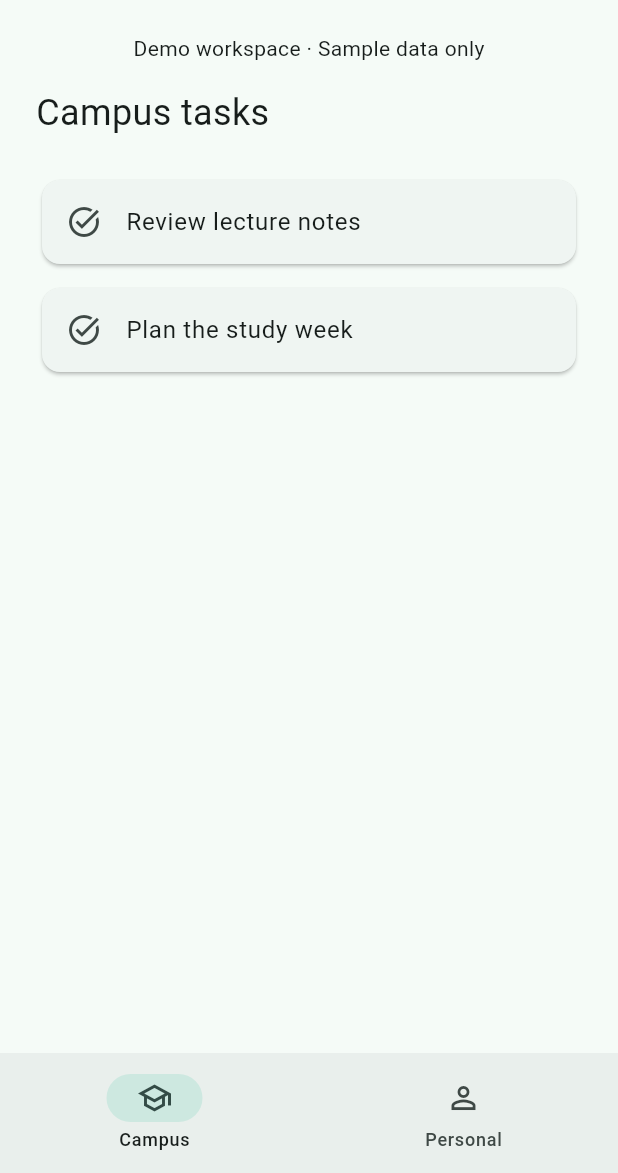
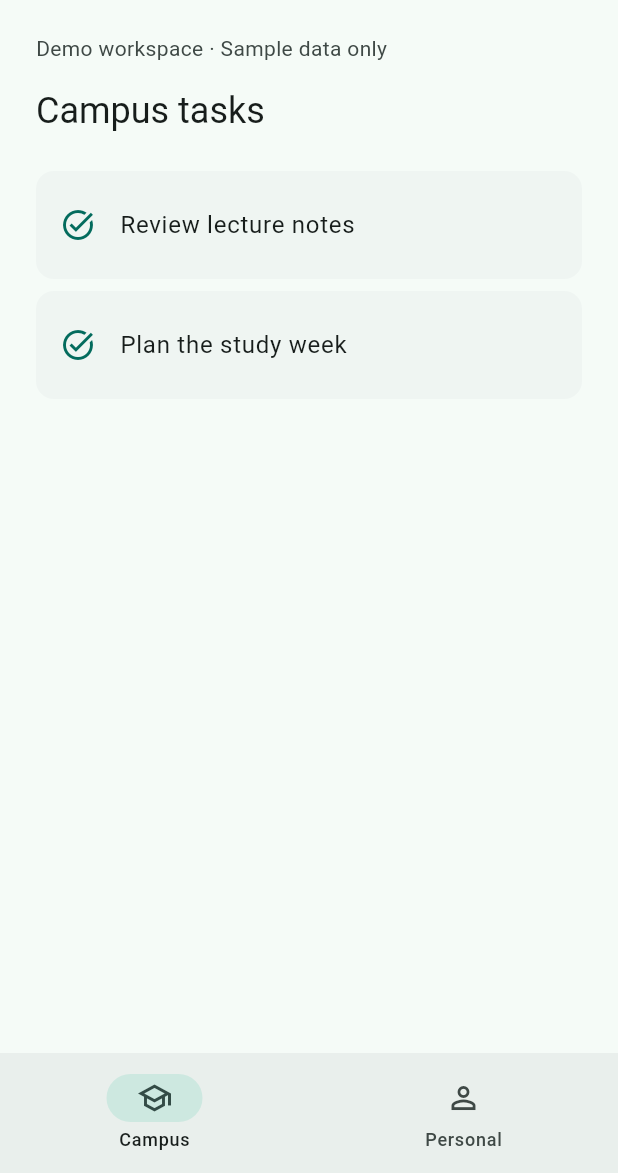
Before and after one commit to shadow9-1-1/Tarteeb, a Flutter app: the screen it shows after launch, on a phone screen of 412 x 824 dp, the part 63-1236 px from its top. Run offline on Flutter 3.47's test engine with Material 3 defaults, Android fonts, the phone set to English and light mode, and no system bars; our stand-ins replace flutter_riverpod.

Commit message:
Create reusable Material 3 theme and design tokens #6

```diff
--- /dev/null
+++ b/TheCode/devtools_options.yaml
@@ -0,0 +1,3 @@
+description: This file stores settings for Dart & Flutter DevTools.
+documentation: https://docs.flutter.dev/tools/devtools/extensions#configure-extension-enablement-states
+extensions:
--- a/TheCode/lib/app/home_screen.dart
+++ b/TheCode/lib/app/home_screen.dart
@@ -1,5 +1,6 @@
 import 'package:flutter/material.dart';
 
+import '../core/theme/app_tokens.dart';
 import '../features/campus/presentation/campus_screen.dart';
 import '../features/personal/presentation/personal_screen.dart';
 
@@ -16,26 +17,38 @@ class _HomeScreenState extends State<HomeScreen> {
   int _selectedIndex = 0;
 
   @override
-  Widget build(BuildContext context) => Scaffold(
+  Widget build(BuildContext context) {
+    final theme = Theme.of(context);
+    return Scaffold(
       appBar: AppBar(title: const Text('Tarteeb')),
       body: SafeArea(
-      child: Column(
-        children: [
-          Padding(
-            padding: const EdgeInsets.fromLTRB(24, 8, 24, 16),
-            child: Text(widget.workspaceLabel),
+        child: CustomScrollView(
+          key: ValueKey(_selectedIndex),
+          slivers: [
+            SliverToBoxAdapter(
+              child: Padding(
+                padding: const EdgeInsets.fromLTRB(
+                  AppSpacing.page,
+                  AppSpacing.sm,
+                  AppSpacing.page,
+                  AppSpacing.md,
                 ),
-          Expanded(
-            child: _selectedIndex == 0
-                ? const CampusScreen()
-                : const PersonalScreen(),
+                child: Text(
+                  widget.workspaceLabel,
+                  style: theme.textTheme.bodyMedium!.copyWith(
+                    color: theme.colorScheme.onSurfaceVariant,
                   ),
+                ),
+              ),
+            ),
+            _selectedIndex == 0 ? const CampusScreen() : const PersonalScreen(),
           ],
         ),
       ),
       bottomNavigationBar: NavigationBar(
         selectedIndex: _selectedIndex,
-      onDestinationSelected: (index) => setState(() => _selectedIndex = index),
+        onDestinationSelected: (index) =>
+            setState(() => _selectedIndex = index),
         destinations: const [
           NavigationDestination(
             icon: Icon(Icons.school_outlined),
@@ -49,3 +62,4 @@ class _HomeScreenState extends State<HomeScreen> {
       ),
     );
   }
+}
--- a/TheCode/lib/app/tarteeb_app.dart
+++ b/TheCode/lib/app/tarteeb_app.dart
@@ -6,16 +6,20 @@ import 'home_screen.dart';
 class TarteebApp extends StatelessWidget {
   const TarteebApp({
     this.workspaceLabel = 'Demo workspace · Sample data only',
+    this.themeMode = ThemeMode.system,
     super.key,
   });
 
   final String workspaceLabel;
+  final ThemeMode themeMode;
 
   @override
   Widget build(BuildContext context) => MaterialApp(
     title: 'Tarteeb',
     debugShowCheckedModeBanner: false,
     theme: AppTheme.light,
+    darkTheme: AppTheme.dark,
+    themeMode: themeMode,
     home: HomeScreen(workspaceLabel: workspaceLabel),
   );
 }
--- a/TheCode/lib/core/theme/app_theme.dart
+++ b/TheCode/lib/core/theme/app_theme.dart
@@ -1,8 +1,74 @@
 import 'package:flutter/material.dart';
 
+import 'app_tokens.dart';
+
+/// Shared Material 3 foundations. Consume semantic roles via Theme.of(context).
 abstract final class AppTheme {
-  static final light = ThemeData(
-    useMaterial3: true,
-    colorScheme: ColorScheme.fromSeed(seedColor: const Color(0xFF22665A)),
-  );
+  static const _seed = Color(0xFF22665A);
+
+  static final ThemeData light = _build(Brightness.light);
+  static final ThemeData dark = _build(Brightness.dark);
+
+  static ThemeData _build(Brightness brightness) {
+    final colors = ColorScheme.fromSeed(
+      seedColor: _seed,
+      brightness: brightness,
+    );
+    // Keep the complete M3 type scale and platform font fallback, including
+    // locale-specific typography. Do not replace the user's text scaler.
+    final base = ThemeData(useMaterial3: true, colorScheme: colors);
+    return base.copyWith(
+      scaffoldBackgroundColor: colors.surface,
+      appBarTheme: AppBarThemeData(
+        backgroundColor: colors.surface,
+        foregroundColor: colors.onSurface,
+        elevation: AppElevation.level0,
+        scrolledUnderElevation: AppElevation.level1,
+      ),
+      cardTheme: CardThemeData(
+        color: colors.surfaceContainerLow,
+        elevation: AppElevation.level0,
+        margin: EdgeInsets.zero,
+        shape: RoundedRectangleBorder(
+          borderRadius: BorderRadius.circular(AppRadius.md),
+        ),
+      ),
+      listTileTheme: ListTileThemeData(
+        contentPadding: const EdgeInsets.symmetric(
+          horizontal: AppSpacing.md,
+          vertical: AppSpacing.sm,
+        ),
+        iconColor: colors.primary,
+        textColor: colors.onSurface,
+      ),
+      navigationBarTheme: NavigationBarThemeData(
+        backgroundColor: colors.surfaceContainer,
+        indicatorColor: colors.secondaryContainer,
+        elevation: AppElevation.level0,
+      ),
+      filledButtonTheme: FilledButtonThemeData(
+        style: FilledButton.styleFrom(
+          minimumSize: const Size(AppSpacing.xxl, AppSpacing.xxl),
+          padding: const EdgeInsets.symmetric(
+            horizontal: AppSpacing.lg,
+            vertical: AppSpacing.md,
+          ),
+          shape: const StadiumBorder(),
+        ),
+      ),
+      inputDecorationTheme: InputDecorationThemeData(
+        contentPadding: const EdgeInsets.all(AppSpacing.md),
+        border: OutlineInputBorder(
+          borderRadius: BorderRadius.circular(AppRadius.xs),
+        ),
+      ),
+      dialogTheme: DialogThemeData(
+        backgroundColor: colors.surfaceContainerHigh,
+        elevation: AppElevation.level3,
+        shape: RoundedRectangleBorder(
+          borderRadius: BorderRadius.circular(AppRadius.xl),
+        ),
+      ),
+    );
+  }
 }
--- /dev/null
+++ b/TheCode/lib/core/theme/app_tokens.dart
@@ -0,0 +1,31 @@
+/// Layout values in logical pixels. Text sizes come from ThemeData.textTheme.
+abstract final class AppSpacing {
+  static const double none = 0;
+  static const double xs = 4;
+  static const double sm = 8;
+  static const double md = 16;
+  static const double lg = 24;
+  static const double xl = 32;
+  static const double xxl = 48;
+
+  static const double page = lg;
+}
+
+/// Material 3 shape scale. Use StadiumBorder for fully rounded controls.
+abstract final class AppRadius {
+  static const double xs = 4;
+  static const double sm = 8;
+  static const double md = 12;
+  static const double lg = 16;
+  static const double xl = 28;
+}
+
+/// Material 3 elevation levels in logical pixels.
+abstract final class AppElevation {
+  static const double level0 = 0;
+  static const double level1 = 1;
+  static const double level2 = 3;
+  static const double level3 = 6;
+  static const double level4 = 8;
+  static const double level5 = 12;
+}
--- a/TheCode/lib/features/campus/presentation/campus_screen.dart
+++ b/TheCode/lib/features/campus/presentation/campus_screen.dart
@@ -1,5 +1,6 @@
 import 'package:flutter/material.dart';
 
+import '../../../core/theme/app_tokens.dart';
 import '../../shared/tasks/domain/task_mode.dart';
 import '../../shared/tasks/presentation/task_list.dart';
 
@@ -7,14 +8,18 @@ class CampusScreen extends StatelessWidget {
   const CampusScreen({super.key});
 
   @override
-  Widget build(BuildContext context) => const Column(
-    crossAxisAlignment: CrossAxisAlignment.stretch,
-    children: [
-      Padding(
-        padding: EdgeInsets.symmetric(horizontal: 24),
-        child: Text('Campus tasks', style: TextStyle(fontSize: 24)),
+  Widget build(BuildContext context) => SliverMainAxisGroup(
+    slivers: [
+      SliverToBoxAdapter(
+        child: Padding(
+          padding: const EdgeInsets.symmetric(horizontal: AppSpacing.page),
+          child: Text(
+            'Campus tasks',
+            style: Theme.of(context).textTheme.headlineSmall,
+          ),
+        ),
       ),
-      Expanded(child: TaskList(mode: TaskMode.campus)),
+      const TaskList(mode: TaskMode.campus),
     ],
   );
 }
--- a/TheCode/lib/features/shared/tasks/presentation/task_list.dart
+++ b/TheCode/lib/features/shared/tasks/presentation/task_list.dart
@@ -1,10 +1,12 @@
 import 'package:flutter/material.dart';
 import 'package:flutter_riverpod/flutter_riverpod.dart';
 
+import '../../../../core/theme/app_tokens.dart';
 import '../application/task_providers.dart';
 import '../domain/task_mode.dart';
 
-/// Both modes share rendering and async-state handling here.
+/// Shared task sliver, placed after the screen heading in a CustomScrollView.
+/// Headers and all async states can scroll together at large text sizes.
 class TaskList extends ConsumerWidget {
   const TaskList({required this.mode, super.key});
 
@@ -12,22 +14,32 @@ class TaskList extends ConsumerWidget {
 
   @override
   Widget build(BuildContext context, WidgetRef ref) {
+    final theme = Theme.of(context);
     final tasks = ref.watch(tasksProvider(mode));
     return tasks.when(
       skipLoadingOnRefresh: false,
-      loading: () => const Center(
+      loading: () => const SliverFillRemaining(
+        hasScrollBody: false,
+        child: Center(
           child: CircularProgressIndicator(semanticsLabel: 'Loading tasks'),
         ),
-      error: (error, stackTrace) => Center(
-        child: SingleChildScrollView(
-          padding: const EdgeInsets.all(24),
+      ),
+      error: (error, stackTrace) => SliverFillRemaining(
+        hasScrollBody: false,
+        child: Padding(
+          padding: const EdgeInsets.all(AppSpacing.page),
           child: Column(
             mainAxisSize: MainAxisSize.min,
+            mainAxisAlignment: MainAxisAlignment.center,
             children: [
-              const Icon(Icons.cloud_off_outlined, size: 40),
-              const SizedBox(height: 16),
-              const Text('Tasks could not be loaded. Please try again.'),
-              const SizedBox(height: 16),
+              Icon(Icons.cloud_off_outlined, color: theme.colorScheme.error),
+              const SizedBox(height: AppSpacing.md),
+              Text(
+                'Tasks could not be loaded. Please try again.',
+                style: theme.textTheme.bodyLarge,
+                textAlign: TextAlign.center,
+              ),
+              const SizedBox(height: AppSpacing.md),
               FilledButton.icon(
                 onPressed: () => ref.invalidate(tasksProvider(mode)),
                 icon: const Icon(Icons.refresh),
@@ -39,22 +51,35 @@ class TaskList extends ConsumerWidget {
       ),
       data: (items) {
         if (items.isEmpty) {
-          return const Center(
+          return SliverFillRemaining(
+            hasScrollBody: false,
+            child: Center(
               child: Padding(
-              padding: EdgeInsets.all(24),
-              child: Text('No tasks yet. Your plans will appear here.'),
+                padding: const EdgeInsets.all(AppSpacing.page),
+                child: Text(
+                  'No tasks yet. Your plans will appear here.',
+                  style: theme.textTheme.bodyLarge,
+                  textAlign: TextAlign.center,
+                ),
+              ),
             ),
           );
         }
-        return ListView.separated(
-          padding: const EdgeInsets.all(24),
+        return SliverPadding(
+          padding: const EdgeInsets.all(AppSpacing.page),
+          sliver: SliverList.separated(
             itemCount: items.length,
-          separatorBuilder: (context, index) => const SizedBox(height: 8),
+            separatorBuilder: (context, index) =>
+                const SizedBox(height: AppSpacing.sm),
             itemBuilder: (context, index) => Card(
               child: ListTile(
                 key: ValueKey(items[index].id),
                 leading: const Icon(Icons.task_alt),
-              title: Text(items[index].title),
+                title: Text(
+                  items[index].title,
+                  style: theme.textTheme.bodyLarge,
+                ),
+              ),
             ),
           ),
         );
```
Also changed, not shown: TheCode/lib/app/bootstrap.dart (+9 -4 lines), TheCode/lib/features/personal/presentation/personal_screen.dart (+12 -7 lines), TheCode/tool/capture_screenshots.dart (+36 -2 lines), 10 other files. Lines whose indentation alone changed are shown as unchanged.
